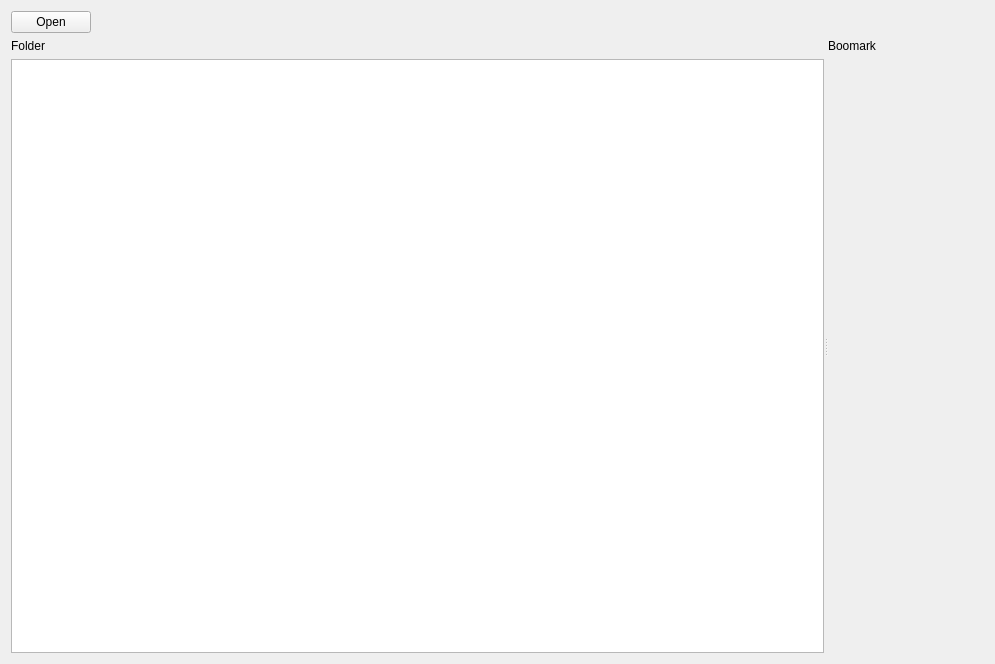
Before: the Qt Designer form module/Ui_BookmarkParser.ui in Holence/DongliTeahouseStudio2, drawn with Qt 5.
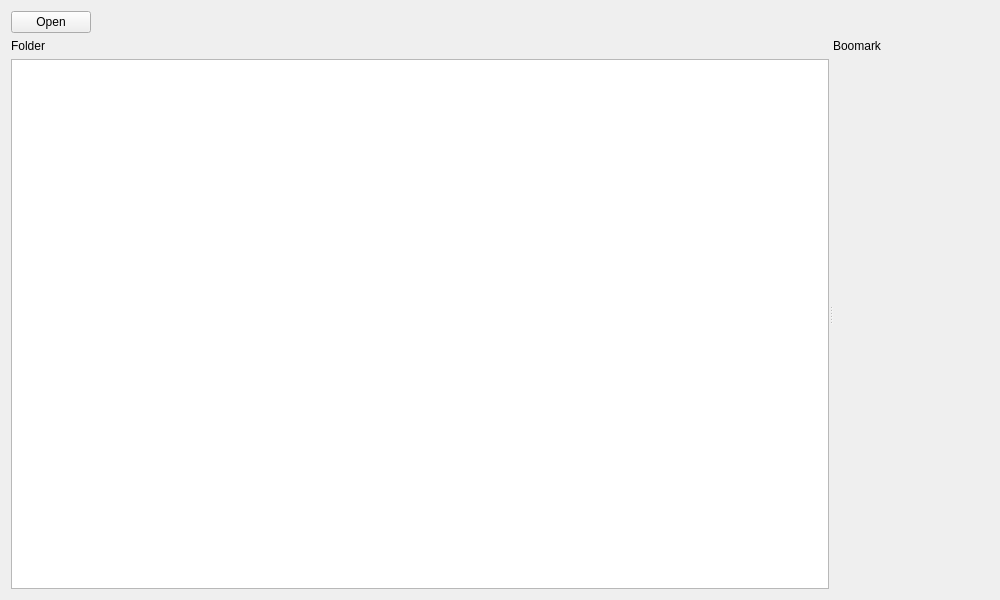
After: the same form once the commit is applied. Custom widgets are drawn as their Qt base class.

Patch:
```diff
--- a/module/Ui_BookmarkParser.ui
+++ b/module/Ui_BookmarkParser.ui
@@ -6,10 +6,16 @@
    <rect>
     <x>0</x>
     <y>0</y>
-    <width>995</width>
-    <height>664</height>
+    <width>1000</width>
+    <height>600</height>
    </rect>
   </property>
+  <property name="minimumSize">
+   <size>
+    <width>1000</width>
+    <height>600</height>
+   </size>
+  </property>
   <property name="windowTitle">
    <string>BookmarkParser</string>
   </property>
```
